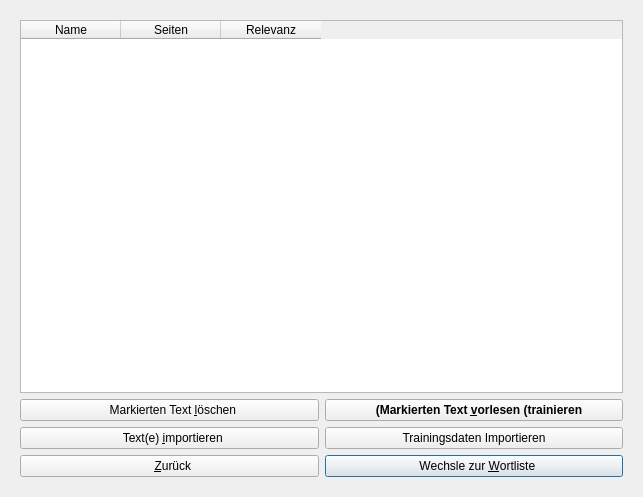
The window that ui/trainmain.ui (KDE/simon) describes before a commit, drawn with Qt 5.
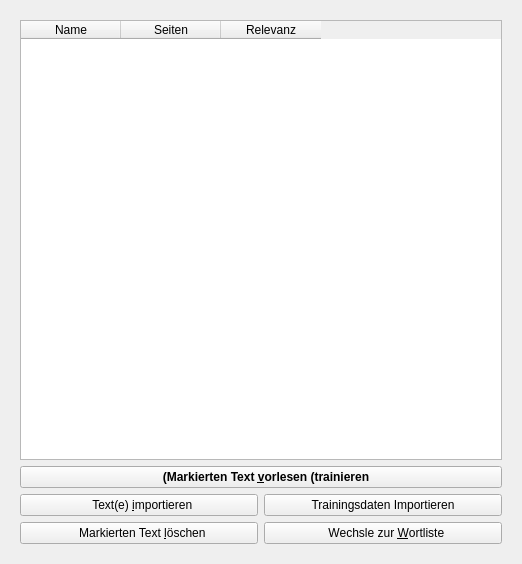
The same window after the commit. Icons and pictures are not drawn.

Patch:
```diff
--- a/ui/trainmain.ui
+++ b/ui/trainmain.ui
@@ -1,12 +1,12 @@
 <ui version="4.0" >
  <class>TrainMain</class>
- <widget class="QDialog" name="TrainMain" >
+ <widget class="QWidget" name="TrainMain" >
   <property name="geometry" >
    <rect>
     <x>0</x>
     <y>0</y>
-    <width>643</width>
-    <height>497</height>
+    <width>522</width>
+    <height>564</height>
    </rect>
   </property>
   <property name="windowTitle" >
@@ -46,52 +46,6 @@
         </widget>
        </item>
        <item>
-        <layout class="QGridLayout" >
-         <property name="leftMargin" >
-          <number>0</number>
-         </property>
-         <property name="topMargin" >
-          <number>0</number>
-         </property>
-         <property name="rightMargin" >
-          <number>0</number>
-         </property>
-         <property name="bottomMargin" >
-          <number>0</number>
-         </property>
-         <property name="horizontalSpacing" >
-          <number>6</number>
-         </property>
-         <property name="verticalSpacing" >
-          <number>6</number>
-         </property>
-         <item row="2" column="1" >
-          <widget class="QPushButton" name="pbWordList" >
-           <property name="toolTip" >
-            <string>Schließt den Dialog und öffnet die Wordliste - Dort kann ein individuelles Trainingsprogramm erstellt werden</string>
-           </property>
-           <property name="text" >
-            <string>  Wechsle zur &amp;Wortliste</string>
-           </property>
-           <property name="icon" >
-            <iconset resource="../simon.qrc" >:/images/icons/format-justify-fill.svg</iconset>
-           </property>
-          </widget>
-         </item>
-         <item row="2" column="0" >
-          <widget class="QPushButton" name="pbBack" >
-           <property name="toolTip" >
-            <string>Schließt den Dialog</string>
-           </property>
-           <property name="text" >
-            <string>  &amp;Zurück</string>
-           </property>
-           <property name="icon" >
-            <iconset resource="../simon.qrc" >:/images/icons/go-previous.svg</iconset>
-           </property>
-          </widget>
-         </item>
-         <item row="0" column="1" >
           <widget class="QPushButton" name="pbTrainText" >
            <property name="font" >
             <font>
@@ -119,7 +73,35 @@
            </property>
           </widget>
          </item>
+       <item>
+        <layout class="QGridLayout" >
          <item row="0" column="0" >
+          <widget class="QPushButton" name="pbImportText" >
+           <property name="toolTip" >
+            <string>Importiert neue Texte aus dem Internet oder aus Dateien</string>
+           </property>
+           <property name="text" >
+            <string>  Text(e) &amp;importieren</string>
+           </property>
+           <property name="icon" >
+            <iconset resource="../simon.qrc" >:/images/icons/document-save.svg</iconset>
+           </property>
+          </widget>
+         </item>
+         <item row="0" column="1" >
+          <widget class="QPushButton" name="pbImportDir" >
+           <property name="toolTip" >
+            <string>Importiert neue Texte aus dem Internet oder aus Dateien</string>
+           </property>
+           <property name="text" >
+            <string>Trainingsdaten Importieren</string>
+           </property>
+           <property name="icon" >
+            <iconset resource="../simon.qrc" >:/images/icons/folder.svg</iconset>
+           </property>
+          </widget>
+         </item>
+         <item row="1" column="0" >
           <widget class="QPushButton" name="pbDelText" >
            <property name="toolTip" >
             <string>Löschen des markierten Textes aus dem System</string>
@@ -132,26 +114,13 @@
            </property>
           </widget>
          </item>
-         <item row="1" column="0" >
-          <widget class="QPushButton" name="pbImportText" >
-           <property name="toolTip" >
-            <string>Importiert neue Texte aus dem Internet oder aus Dateien</string>
-           </property>
-           <property name="text" >
-            <string>  Text(e) &amp;importieren</string>
-           </property>
-           <property name="icon" >
-            <iconset resource="../simon.qrc" >:/images/icons/document-save.svg</iconset>
-           </property>
-          </widget>
-         </item>
          <item row="1" column="1" >
-          <widget class="QPushButton" name="pbImportDir" >
+          <widget class="QPushButton" name="pbWordList" >
            <property name="toolTip" >
             <string>Importiert neue Texte aus dem Internet oder aus Dateien</string>
            </property>
            <property name="text" >
-            <string>Trainingsdaten Importieren</string>
+            <string>  Wechsle zur &amp;Wortliste</string>
            </property>
            <property name="icon" >
             <iconset resource="../simon.qrc" >:/images/icons/document-open.svg</iconset>
```
Left out of the diff: 25 changed lines with no effect on the pictures. Lines whose indentation alone changed are shown as unchanged.
